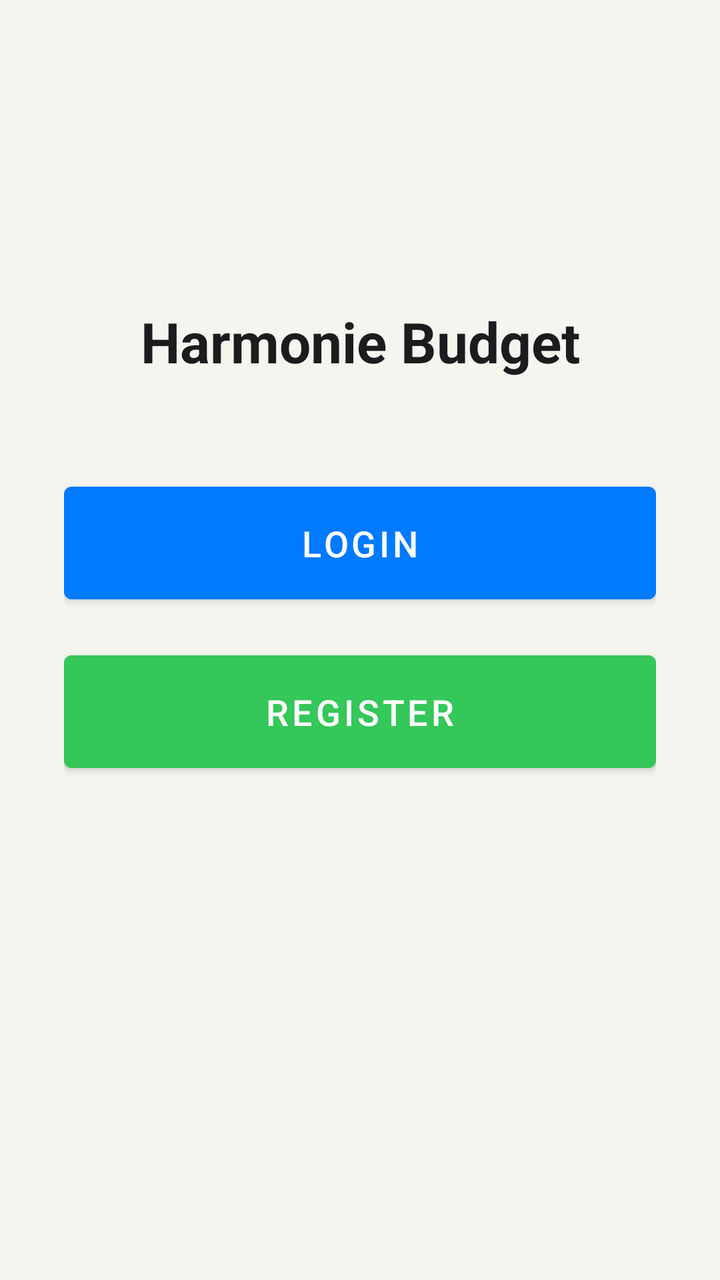
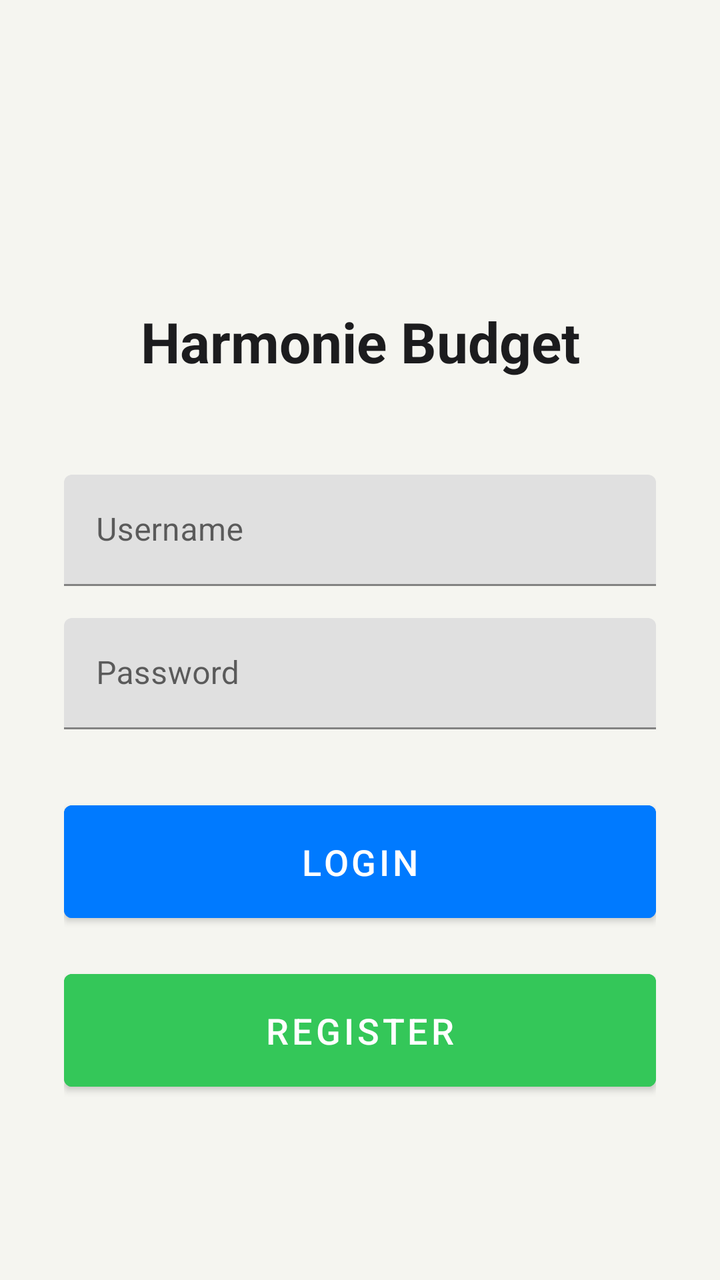

The first picture is an Android layout as it rendered before a commit; the second is the same layout after the commit. The layout source and the unified diff follow.
<!-- AndroidManifest.xml: application theme Theme.HarmonieBudgetAppKt -->
<!-- res/layout/activity_main.xml -->
<?xml version="1.0" encoding="utf-8"?>
<androidx.constraintlayout.widget.ConstraintLayout
    xmlns:android="http://schemas.android.com/apk/res/android"
    xmlns:app="http://schemas.android.com/apk/res-auto"
    android:layout_width="match_parent"
    android:layout_height="match_parent"
    android:background="#F5F5F0"
    android:padding="32dp">

    
    <TextView
        android:id="@+id/tv_title"
        android:layout_width="wrap_content"
        android:layout_height="wrap_content"
        android:text="Harmonie Budget"
        android:textSize="28sp"
        android:textColor="#1C1C1E"
        android:textStyle="bold"
        app:layout_constraintTop_toTopOf="parent"
        app:layout_constraintStart_toStartOf="parent"
        app:layout_constraintEnd_toEndOf="parent"
        android:layout_marginTop="120dp" />

    
    <Button
        android:id="@+id/btn_login"
        android:layout_width="0dp"
        android:layout_height="wrap_content"
        android:text="Login"
        android:backgroundTint="#007AFF"
        android:textColor="#FFFFFF"
        android:textSize="18sp"
        app:layout_constraintTop_toBottomOf="@id/tv_title"
        app:layout_constraintStart_toStartOf="parent"
        app:layout_constraintEnd_toEndOf="parent"
        android:layout_marginTop="48dp"
        android:paddingVertical="16dp" />

    
    <Button
        android:id="@+id/btn_register"
        android:layout_width="0dp"
        android:layout_height="wrap_content"
        android:text="Register"
        android:backgroundTint="#34C759"
        android:textColor="#FFFFFF"
        android:textSize="18sp"
        app:layout_constraintTop_toBottomOf="@id/btn_login"
        app:layout_constraintStart_toStartOf="parent"
        app:layout_constraintEnd_toEndOf="parent"
        android:layout_marginTop="16dp"
        android:paddingVertical="16dp" />

</androidx.constraintlayout.widget.ConstraintLayout>
<!-- resources referenced by this layout -->
<resources>
  <style name="Theme.HarmonieBudgetAppKt" parent="Theme.MaterialComponents.DayNight.NoActionBar">
          <item name="colorPrimary">@color/accent_blue</item>
          <item name="colorPrimaryVariant">@color/accent_blue</item>
          <item name="colorOnPrimary">@color/white</item>
          <item name="colorSecondary">@color/accent_green</item>
          <item name="colorOnSecondary">@color/white</item>
          <item name="android:statusBarColor">@color/background_light</item>
          <item name="android:windowLightStatusBar">true</item>
          <item name="android:background">@color/background_light</item>
      </style>
  <color name="accent_blue">#007AFF</color>
  <color name="accent_green">#34C759</color>
  <color name="background_light">#F5F5F0</color>
</resources>

<!-- the commit's change to res/layout/activity_main.xml (unified diff, before → after) -->
@@ -12,7 +12,7 @@
         android:id="@+id/tv_title"
         android:layout_width="wrap_content"
         android:layout_height="wrap_content"
-        android:text="Harmonie Budget"
+        android:text="@string/app_name"
         android:textSize="28sp"
         android:textColor="#1C1C1E"
         android:textStyle="bold"
@@ -22,18 +22,51 @@
         android:layout_marginTop="120dp" />
 
     
+    <com.google.android.material.textfield.TextInputLayout
+        android:id="@+id/til_username"
+        android:layout_width="0dp"
+        android:layout_height="wrap_content"
+        android:hint="@string/hint_username"
+        app:layout_constraintTop_toBottomOf="@id/tv_title"
+        app:layout_constraintStart_toStartOf="parent"
+        app:layout_constraintEnd_toEndOf="parent"
+        android:layout_marginTop="48dp">
+        <com.google.android.material.textfield.TextInputEditText
+            android:id="@+id/et_username"
+            android:layout_width="match_parent"
+            android:layout_height="wrap_content" />
+    </com.google.android.material.textfield.TextInputLayout>
+
+    
+    <com.google.android.material.textfield.TextInputLayout
+        android:id="@+id/til_password"
+        android:layout_width="0dp"
+        android:layout_height="wrap_content"
+        android:hint="@string/hint_password"
+        app:layout_constraintTop_toBottomOf="@id/til_username"
+        app:layout_constraintStart_toStartOf="parent"
+        app:layout_constraintEnd_toEndOf="parent"
+        android:layout_marginTop="16dp">
+        <com.google.android.material.textfield.TextInputEditText
+            android:id="@+id/et_password"
+            android:layout_width="match_parent"
+            android:layout_height="wrap_content"
+            android:inputType="textPassword" />
+    </com.google.android.material.textfield.TextInputLayout>
+
+    
     <Button
         android:id="@+id/btn_login"
         android:layout_width="0dp"
         android:layout_height="wrap_content"
-        android:text="Login"
+        android:text="@string/btn_login"
         android:backgroundTint="#007AFF"
         android:textColor="#FFFFFF"
         android:textSize="18sp"
-        app:layout_constraintTop_toBottomOf="@id/tv_title"
+        app:layout_constraintTop_toBottomOf="@id/til_password"
         app:layout_constraintStart_toStartOf="parent"
         app:layout_constraintEnd_toEndOf="parent"
-        android:layout_marginTop="48dp"
+        android:layout_marginTop="32dp"
         android:paddingVertical="16dp" />
 
     
@@ -41,7 +74,7 @@
         android:id="@+id/btn_register"
         android:layout_width="0dp"
         android:layout_height="wrap_content"
-        android:text="Register"
+        android:text="@string/btn_register"
         android:backgroundTint="#34C759"
         android:textColor="#FFFFFF"
         android:textSize="18sp"
<!-- resource entries referenced after the edit -->
@@ -1,5 +1,10 @@
 <!-- resources referenced by this layout -->
 <resources>
+  <string name="app_name">Harmonie Budget</string>
+  <string name="btn_login">Login</string>
+  <string name="btn_register">Register</string>
+  <string name="hint_password">Password</string>
+  <string name="hint_username">Username</string>
   <style name="Theme.HarmonieBudgetAppKt" parent="Theme.MaterialComponents.DayNight.NoActionBar">
           <item name="colorPrimary">@color/accent_blue</item>
           <item name="colorPrimaryVariant">@color/accent_blue</item>
